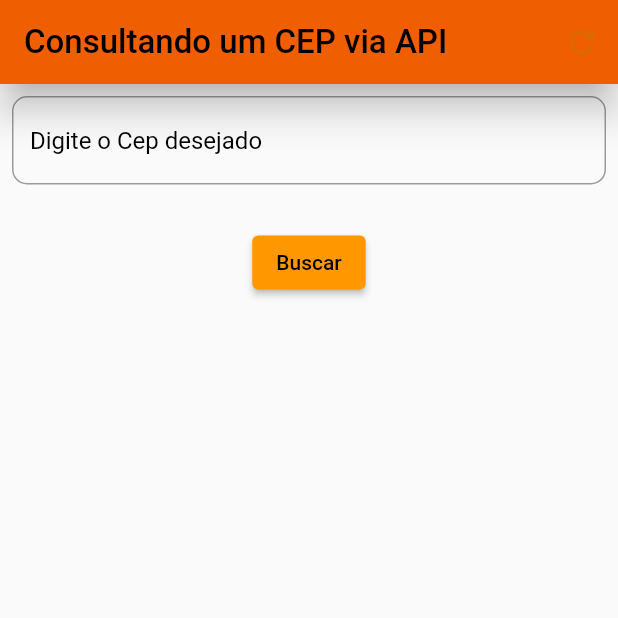
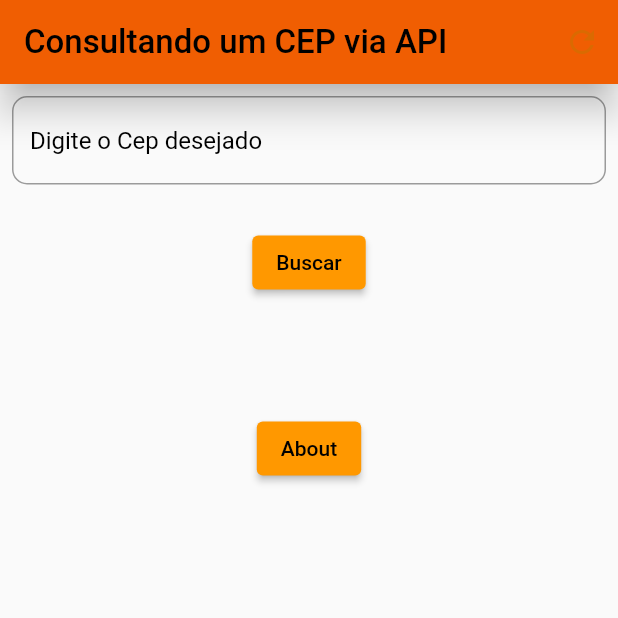
Before and after one commit to RaamaBatista/Api_Flutter, a Flutter app: the screen it shows after launch, on a phone screen of 412 x 824 dp, the top half of it. Run offline on Flutter 3.47's test engine with Material 2 defaults, Android fonts, the phone set to English and light mode, and no system bars.

Commit message:
Add files via upload

```diff
--- a/api-cep-flutter-main/lib/api.dart
+++ b/api-cep-flutter-main/lib/api.dart
@@ -1,14 +1,17 @@
 import 'dart:convert';
 import 'package:flutter/material.dart';
 import 'package:http/http.dart' as http;
+import 'package:api_cep_flutter/about.dart';
 
 class HomePage extends StatefulWidget {
   HomePage({
     Key? key,
   }) : super(key: key);
 
+
   @override
   State<HomePage> createState() => _HomePageState();
+
 }
 
 class _HomePageState extends State<HomePage> {
@@ -26,7 +29,9 @@ class _HomePageState extends State<HomePage> {
   });
 }
 
+
   //* Widgets //-----------------
+
 
 
   @override
@@ -80,8 +85,18 @@ class _HomePageState extends State<HomePage> {
           Padding(
             padding: const EdgeInsets.only(top: 40),
             child: Text(resultado),
-          )
+          ),
+          Padding(
+            padding: const EdgeInsets.only(top: 20),
+            child: ElevatedButton(
+                onPressed: () {
+                 Navigator.of(context)
+                    .push(MaterialPageRoute(builder: (_) => PaginaUno()));
+
+                }, child: const Text('About')),
+          ),
         ],
+
       )),
     );
   }
--- a/api-cep-flutter-main/lib/main.dart
+++ b/api-cep-flutter-main/lib/main.dart
@@ -10,7 +10,7 @@ class MyApp extends StatelessWidget {
   @override
   Widget build(BuildContext context) {
     return MaterialApp(
-      title: 'Flutter Demo',
+      title: 'Flutter API',
       theme: ThemeData(
         primarySwatch: Colors.orange,
       ),
```
Also changed, not shown: api-cep-flutter-main/lib/about.dart (added, +19 -0 lines).
